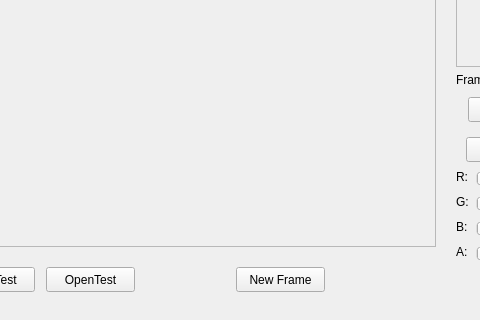
This is pixamawindow.ui in JonWiggins/PixamaSpriteEditor as Qt 5 draws it before an edit; both pictures show x 84 to 564 and y 309 to 629 of the 886 by 629 pixel window. The edited form follows.
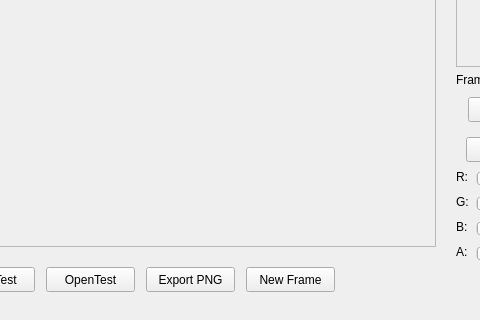
This is the edited form.

Commit message: Add export button signal/slot

Patch:
```diff
--- a/pixamawindow.ui
+++ b/pixamawindow.ui
@@ -415,7 +415,7 @@
    <widget class="QPushButton" name="NewFrame">
     <property name="geometry">
      <rect>
-      <x>320</x>
+      <x>330</x>
       <y>540</y>
       <width>89</width>
       <height>25</height>
@@ -425,6 +425,19 @@
      <string>New Frame</string>
     </property>
    </widget>
+   <widget class="QPushButton" name="ExportAsPNG">
+    <property name="geometry">
+     <rect>
+      <x>230</x>
+      <y>540</y>
+      <width>89</width>
+      <height>25</height>
+     </rect>
+    </property>
+    <property name="text">
+     <string>Export PNG</string>
+    </property>
+   </widget>
   </widget>
   <widget class="QMenuBar" name="menuBar">
    <property name="geometry">
```
The commit also changes 4 other files.
